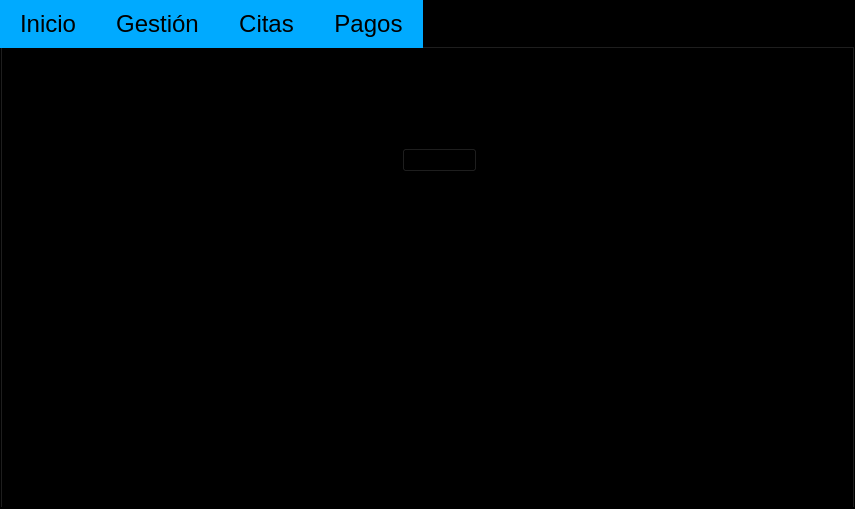
Qt form GymFitness/View/gymoperations.ui (J-Pinos3/Desktop_GymManagement) before a commit.
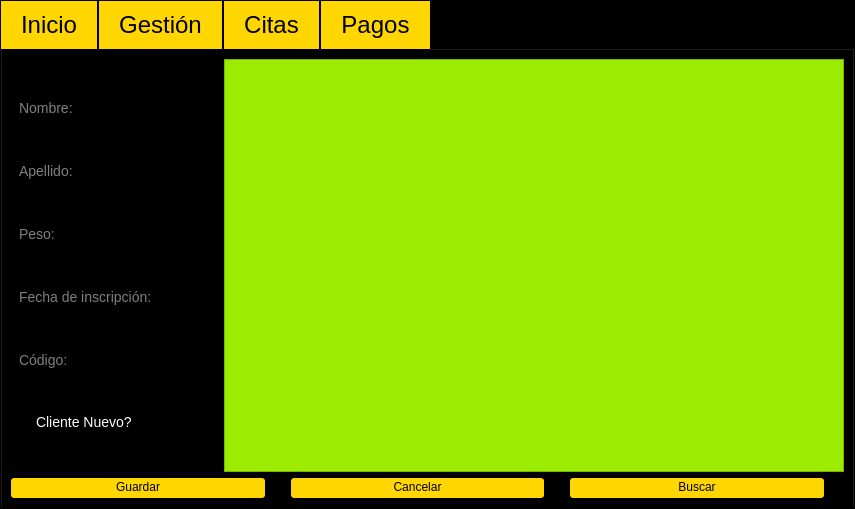
The same form after that commit. The open tabs and pages were chosen to show the change.

Commit message: gym operations ui with styles and almost finished

The edit to the form file:
```diff
--- a/GymFitness/View/gymoperations.ui
+++ b/GymFitness/View/gymoperations.ui
@@ -41,11 +41,12 @@
      </property>
      <property name="styleSheet">
       <string notr="true">QTabBar::tab{
-	background-color: #00aaff;
+	background-color: #ffd600;
 	padding-top: 10%;
 	padding-right: 20%;
 	padding-bottom: 10%;
 	padding-left: 20%;
+	border: 1px solid black
 }
 </string>
      </property>
@@ -172,22 +173,198 @@
       </layout>
      </widget>
      <widget class="QWidget" name="tabGestion">
+      <property name="styleSheet">
+       <string notr="true">QWidget#tabGestion QLineEdit{
+	padding-top: 3%;
+	padding-bottom: 4%;
+	padding-left: 5%;
+	width: 100%;
+	min-width:200px;
+	color: white;
+	font-size: 14px;
+}
+
+QWidget#tabGestion QCheckBox{
+	padding-top: 3%;
+	padding-bottom: 4%;
+	padding-left: 5%;
+	width: 100%;
+	color: white;
+	font-size: 14px;
+}
+
+QWidget#tabGestion QPushButton {
+    background-color: #ffd600;
+	padding-top: 2%;
+	padding-bottom: 4%;
+	padding-right: 7%;
+	padding-left: 7%;
+	margin-right: 20px;
+	border-radius: 3px;
+}
+
+
+
+QWidget#tabGestion QTableWidget{
+	padding-left: 20px;
+	background-color: #9BEC00;
+}
+
+</string>
+      </property>
       <attribute name="title">
        <string>Gestión</string>
       </attribute>
-      <widget class="QPushButton" name="pushButton_2">
-       <property name="geometry">
-        <rect>
-         <x>400</x>
-         <y>100</y>
-         <width>75</width>
-         <height>24</height>
-        </rect>
-       </property>
-       <property name="text">
-        <string>btn2</string>
-       </property>
-      </widget>
+      <layout class="QGridLayout" name="gridLayout">
+       <item row="0" column="0">
+        <layout class="QVBoxLayout" name="verticalLayout_5">
+         <item>
+          <layout class="QHBoxLayout" name="horizontalLayout_3">
+           <item>
+            <layout class="QVBoxLayout" name="verticalLayout_4">
+             <property name="spacing">
+              <number>0</number>
+             </property>
+             <property name="rightMargin">
+              <number>0</number>
+             </property>
+             <item>
+              <widget class="QLineEdit" name="lineEdit_2">
+               <property name="sizePolicy">
+                <sizepolicy hsizetype="Preferred" vsizetype="Fixed">
+                 <horstretch>0</horstretch>
+                 <verstretch>0</verstretch>
+                </sizepolicy>
+               </property>
+               <property name="minimumSize">
+                <size>
+                 <width>207</width>
+                 <height>0</height>
+                </size>
+               </property>
+               <property name="styleSheet">
+                <string notr="true"/>
+               </property>
+               <property name="placeholderText">
+                <string>Nombre:</string>
+               </property>
+              </widget>
+             </item>
+             <item>
+              <widget class="QLineEdit" name="lineEdit_3">
+               <property name="sizePolicy">
+                <sizepolicy hsizetype="Preferred" vsizetype="Fixed">
+                 <horstretch>0</horstretch>
+                 <verstretch>0</verstretch>
+                </sizepolicy>
+               </property>
+               <property name="styleSheet">
+                <string notr="true"/>
+               </property>
+               <property name="placeholderText">
+                <string>Apellido:</string>
+               </property>
+              </widget>
+             </item>
+             <item>
+              <widget class="QLineEdit" name="lineEdit_4">
+               <property name="sizePolicy">
+                <sizepolicy hsizetype="Preferred" vsizetype="Fixed">
+                 <horstretch>0</horstretch>
+                 <verstretch>0</verstretch>
+                </sizepolicy>
+               </property>
+               <property name="styleSheet">
+                <string notr="true"/>
+               </property>
+               <property name="placeholderText">
+                <string>Peso:</string>
+               </property>
+              </widget>
+             </item>
+             <item>
+              <widget class="QLineEdit" name="lineEdit_5">
+               <property name="sizePolicy">
+                <sizepolicy hsizetype="Preferred" vsizetype="Fixed">
+                 <horstretch>0</horstretch>
+                 <verstretch>0</verstretch>
+                </sizepolicy>
+               </property>
+               <property name="styleSheet">
+                <string notr="true"/>
+               </property>
+               <property name="placeholderText">
+                <string>Fecha de inscripción:</string>
+               </property>
+              </widget>
+             </item>
+             <item>
+              <widget class="QLineEdit" name="lineEdit_6">
+               <property name="sizePolicy">
+                <sizepolicy hsizetype="Preferred" vsizetype="Fixed">
+                 <horstretch>0</horstretch>
+                 <verstretch>0</verstretch>
+                </sizepolicy>
+               </property>
+               <property name="minimumSize">
+                <size>
+                 <width>207</width>
+                 <height>0</height>
+                </size>
+               </property>
+               <property name="styleSheet">
+                <string notr="true"/>
+               </property>
+               <property name="placeholderText">
+                <string>Código:</string>
+               </property>
+              </widget>
+             </item>
+             <item>
+              <widget class="QCheckBox" name="checkBox_2">
+               <property name="text">
+                <string>Cliente Nuevo?</string>
+               </property>
+              </widget>
+             </item>
+            </layout>
+           </item>
+           <item>
+            <widget class="QTableWidget" name="tableWidget_2"/>
+           </item>
+          </layout>
+         </item>
+         <item>
+          <layout class="QHBoxLayout" name="horizontalLayout_2">
+           <property name="spacing">
+            <number>6</number>
+           </property>
+           <item>
+            <widget class="QPushButton" name="pushButton_2">
+             <property name="text">
+              <string>Guardar</string>
+             </property>
+            </widget>
+           </item>
+           <item>
+            <widget class="QPushButton" name="pushButton_5">
+             <property name="text">
+              <string>Cancelar</string>
+             </property>
+            </widget>
+           </item>
+           <item>
+            <widget class="QPushButton" name="pushButton_6">
+             <property name="text">
+              <string>Buscar</string>
+             </property>
+            </widget>
+           </item>
+          </layout>
+         </item>
+        </layout>
+       </item>
+      </layout>
      </widget>
      <widget class="QWidget" name="tabCitas">
       <attribute name="title">
```
Left out of the diff: 297 changed lines with no effect on the pictures. The commit also changes 3 other files.
